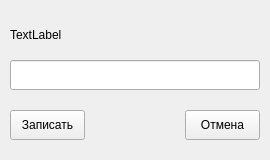
This is ui/writeValUi.ui in Skorikof/ControlSet_CU8_TGSM as Qt 5 draws it before an edit. The edited form follows.
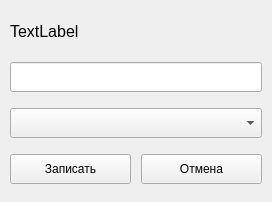
This is the edited form.

```diff
--- a/ui/writeValUi.ui
+++ b/ui/writeValUi.ui
@@ -6,23 +6,32 @@
    <rect>
     <x>0</x>
     <y>0</y>
-    <width>270</width>
-    <height>160</height>
+    <width>272</width>
+    <height>202</height>
    </rect>
   </property>
   <property name="windowTitle">
    <string>MainWindow</string>
   </property>
   <widget class="QWidget" name="centralwidget">
+   <layout class="QGridLayout" name="gridLayout">
+    <property name="leftMargin">
+     <number>10</number>
+    </property>
+    <property name="topMargin">
+     <number>10</number>
+    </property>
+    <property name="rightMargin">
+     <number>10</number>
+    </property>
+    <property name="bottomMargin">
+     <number>10</number>
+    </property>
+    <property name="spacing">
+     <number>10</number>
+    </property>
+    <item row="0" column="0" colspan="2">
    <widget class="QLabel" name="label">
-    <property name="geometry">
-     <rect>
-      <x>10</x>
-      <y>20</y>
-      <width>250</width>
-      <height>30</height>
-     </rect>
-    </property>
     <property name="minimumSize">
      <size>
       <width>0</width>
@@ -35,19 +44,19 @@
       <height>30</height>
      </size>
     </property>
+      <property name="font">
+       <font>
+        <family>Arial</family>
+        <pointsize>12</pointsize>
+       </font>
+      </property>
     <property name="text">
      <string>TextLabel</string>
     </property>
    </widget>
+    </item>
+    <item row="1" column="0" colspan="2">
    <widget class="QLineEdit" name="value_LE">
-    <property name="geometry">
-     <rect>
-      <x>10</x>
-      <y>60</y>
-      <width>250</width>
-      <height>30</height>
-     </rect>
-    </property>
     <property name="minimumSize">
      <size>
       <width>0</width>
@@ -60,19 +69,41 @@
       <height>30</height>
      </size>
     </property>
+      <property name="font">
+       <font>
+        <family>Arial</family>
+        <pointsize>14</pointsize>
+       </font>
+      </property>
     <property name="text">
      <string/>
     </property>
    </widget>
+    </item>
+    <item row="2" column="0" colspan="2">
+     <widget class="QComboBox" name="comboBox">
+      <property name="minimumSize">
+       <size>
+        <width>0</width>
+        <height>30</height>
+       </size>
+      </property>
+      <property name="maximumSize">
+       <size>
+        <width>16777215</width>
+        <height>30</height>
+       </size>
+      </property>
+      <property name="font">
+       <font>
+        <family>Arial</family>
+        <pointsize>12</pointsize>
+       </font>
+      </property>
+     </widget>
+    </item>
+    <item row="3" column="0">
    <widget class="QPushButton" name="write_value_btn">
-    <property name="geometry">
-     <rect>
-      <x>10</x>
-      <y>110</y>
-      <width>75</width>
-      <height>30</height>
-     </rect>
-    </property>
     <property name="minimumSize">
      <size>
       <width>0</width>
@@ -83,15 +114,9 @@
      <string>Записать</string>
     </property>
    </widget>
+    </item>
+    <item row="3" column="1">
    <widget class="QPushButton" name="cancel_value_btn">
-    <property name="geometry">
-     <rect>
-      <x>185</x>
-      <y>110</y>
-      <width>75</width>
-      <height>30</height>
-     </rect>
-    </property>
     <property name="minimumSize">
      <size>
       <width>0</width>
@@ -102,6 +127,8 @@
      <string>Отмена</string>
     </property>
    </widget>
+    </item>
+   </layout>
   </widget>
  </widget>
  <resources/>
```
Lines whose indentation alone changed are shown as unchanged.
